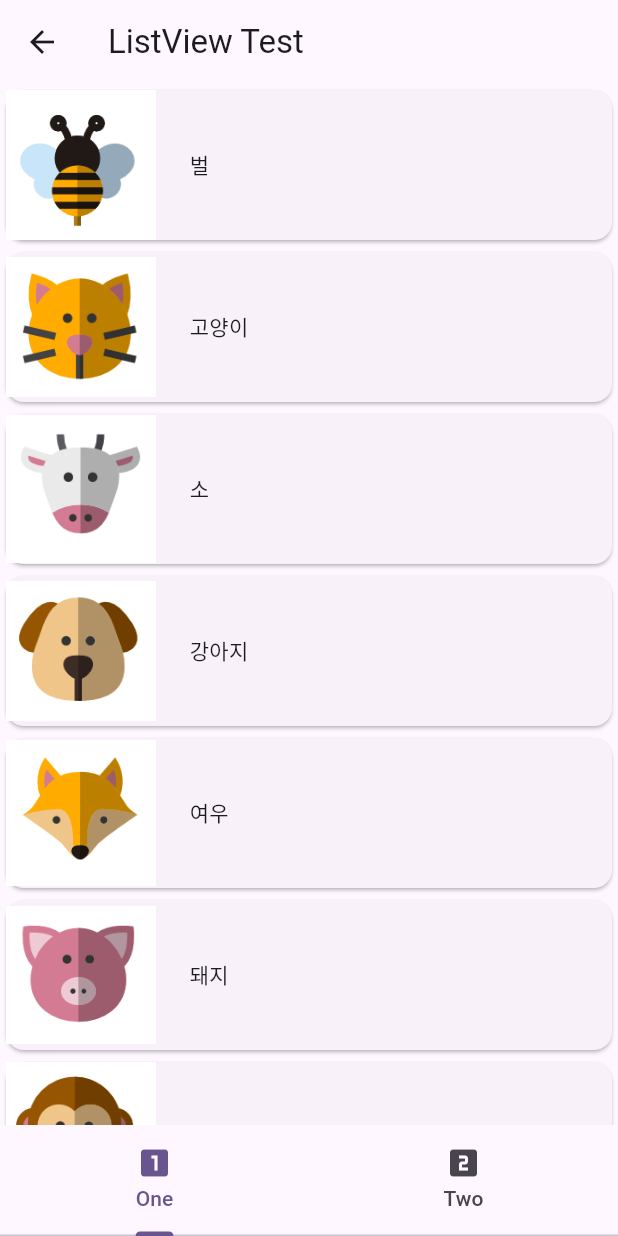
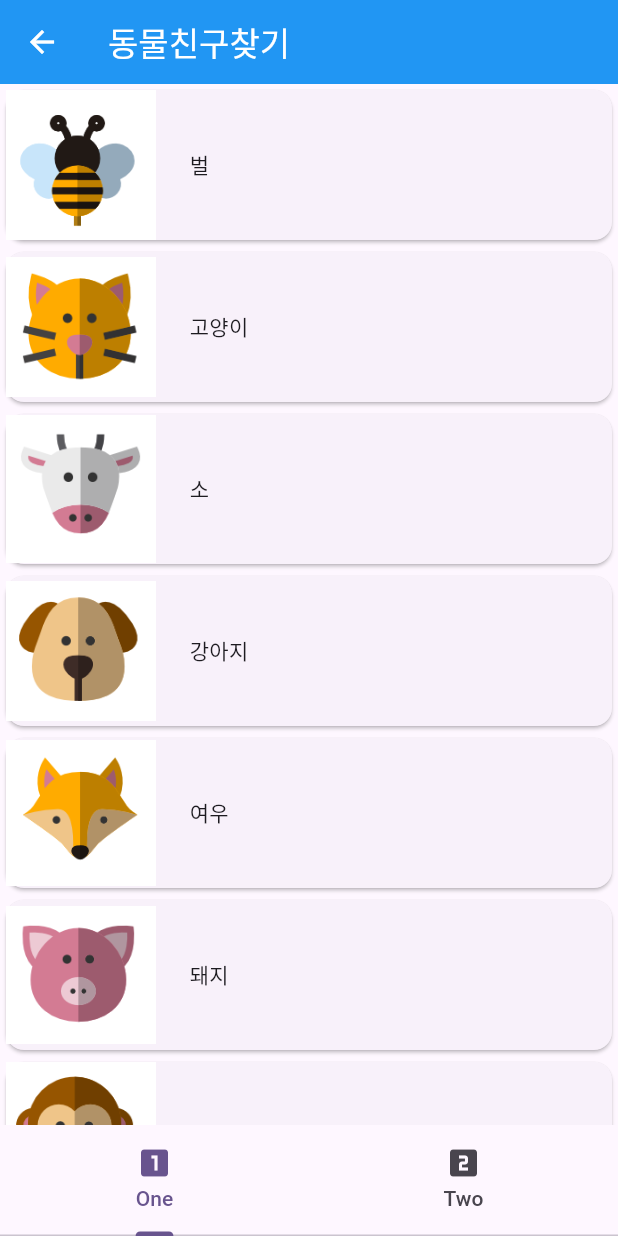
Before and after one commit to EunmiJang247/dart-study, a Flutter app: the Home4 screen opened directly, on a phone screen of 412 x 824 dp. Run offline on Flutter 3.47's test engine with Material 3 defaults, Android fonts, the phone set to English and light mode, and no system bars; missing offline and left inert: simple_gesture_detector.

Commit message:
clean-code

```diff
--- a/lib/tab/home4.dart
+++ b/lib/tab/home4.dart
@@ -71,7 +71,11 @@ class _Home4State extends State<Home4> with SingleTickerProviderStateMixin {
   @override
   Widget build(BuildContext context) {
     return Scaffold(
-      appBar: AppBar(title: const Text('ListView Test')),
+      appBar: AppBar(
+        title: const Text('동물친구찾기'),
+        backgroundColor: Colors.blue,
+        foregroundColor: Colors.white,
+      ),
       body: TabBarView(
         controller: controller,
         children: [
--- a/lib/view/day_09example2_login.dart
+++ b/lib/view/day_09example2_login.dart
@@ -1,8 +1,5 @@
 import 'package:flutter/material.dart';
-import 'package:second_flutter_pract/model/user.dart';
 import 'package:second_flutter_pract/tab/home4.dart';
-import 'package:second_flutter_pract/view/day_08example1_pract_first.dart';
-import 'package:second_flutter_pract/view/day_09example1_afterLogin.dart';
 
 class LoginSecond extends StatefulWidget {
   const LoginSecond({super.key});
```
